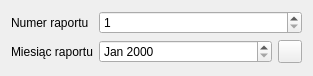
mbits-os/quick_dra, file libs/gui/pages/src/app/pages/ReportIdEditPage.ui: the form before one commit.
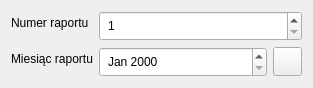
The form after the commit.

Commit message: fix: slightly more space to breath around form controls

What changed in the file:
```diff
--- a/libs/gui/pages/src/app/pages/ReportIdEditPage.ui
+++ b/libs/gui/pages/src/app/pages/ReportIdEditPage.ui
@@ -23,6 +23,11 @@
    </item>
    <item row="0" column="1">
     <widget class="QSpinBox" name="spinBox">
+     <property name="styleSheet">
+      <string notr="true">QSpinBox {
+  padding: 4px;
+}</string>
+     </property>
      <property name="minimum">
       <number>1</number>
      </property>
@@ -39,6 +44,11 @@
     <layout class="QHBoxLayout" name="monthLayout">
      <item>
       <widget class="QDateEdit" name="dateEdit">
+       <property name="styleSheet">
+        <string notr="true">QDateEdit {
+  padding: 4px;
+}</string>
+       </property>
        <property name="currentSection">
         <enum>QDateTimeEdit::Section::MonthSection</enum>
        </property>
@@ -51,7 +61,13 @@
       </widget>
      </item>
      <item>
-      <widget class="QToolButton" name="toolButton"/>
+      <widget class="QToolButton" name="toolButton">
+       <property name="styleSheet">
+        <string notr="true">QToolButton {
+  padding: 4px;
+}</string>
+       </property>
+      </widget>
      </item>
     </layout>
    </item>
```
The commit also changes 3 other files.
